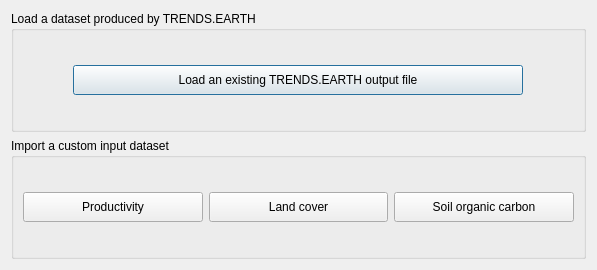
The window that LDMP/gui/DlgLoadData.ui (ConservationInternational/trends.earth) describes before a commit, drawn with Qt 5.
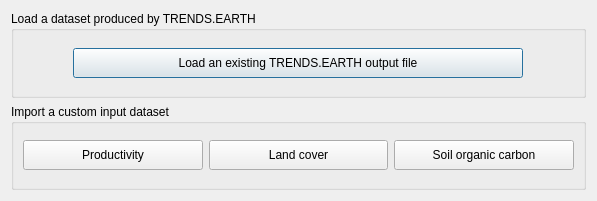
The same window after the commit.

Patch:
```diff
--- a/LDMP/gui/DlgLoadData.ui
+++ b/LDMP/gui/DlgLoadData.ui
@@ -10,7 +10,7 @@
     <x>0</x>
     <y>0</y>
     <width>597</width>
-    <height>270</height>
+    <height>201</height>
    </rect>
   </property>
   <property name="sizePolicy">
```
